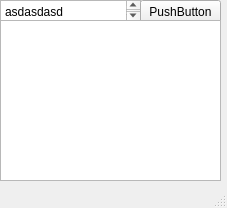
The window that ui_pyqt5.ui (dranzzer/gw2-waypoint) describes before a commit, drawn with Qt 5.
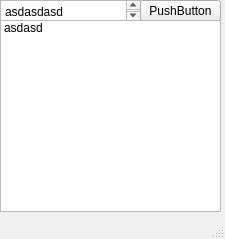
The same window after the commit.

The edit to the form file:
```diff
--- a/ui_pyqt5.ui
+++ b/ui_pyqt5.ui
@@ -6,8 +6,8 @@
    <rect>
     <x>0</x>
     <y>0</y>
-    <width>227</width>
-    <height>208</height>
+    <width>225</width>
+    <height>239</height>
    </rect>
   </property>
   <property name="windowTitle">
@@ -33,22 +33,27 @@
       <x>140</x>
       <y>0</y>
       <width>81</width>
-      <height>23</height>
+      <height>21</height>
      </rect>
     </property>
     <property name="text">
      <string>PushButton</string>
     </property>
    </widget>
-   <widget class="QListView" name="result">
+   <widget class="QListWidget" name="listWidget">
     <property name="geometry">
      <rect>
       <x>0</x>
       <y>20</y>
       <width>221</width>
-      <height>161</height>
+      <height>192</height>
      </rect>
     </property>
+    <item>
+     <property name="text">
+      <string>asdasd</string>
+     </property>
+    </item>
    </widget>
   </widget>
   <widget class="QStatusBar" name="statusbar"/>
```
